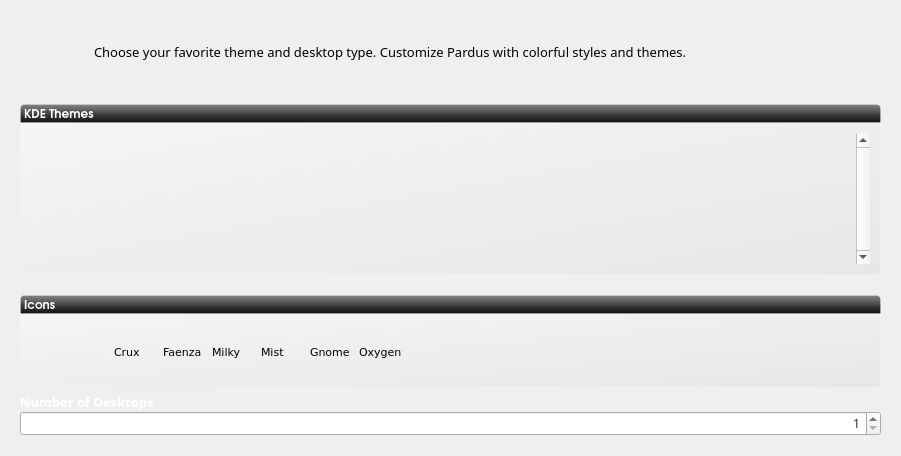
pars-linux/projects, file COMAK/managers/kaptan/ui/ui_scrStyle_gnome.ui: the form before one commit.
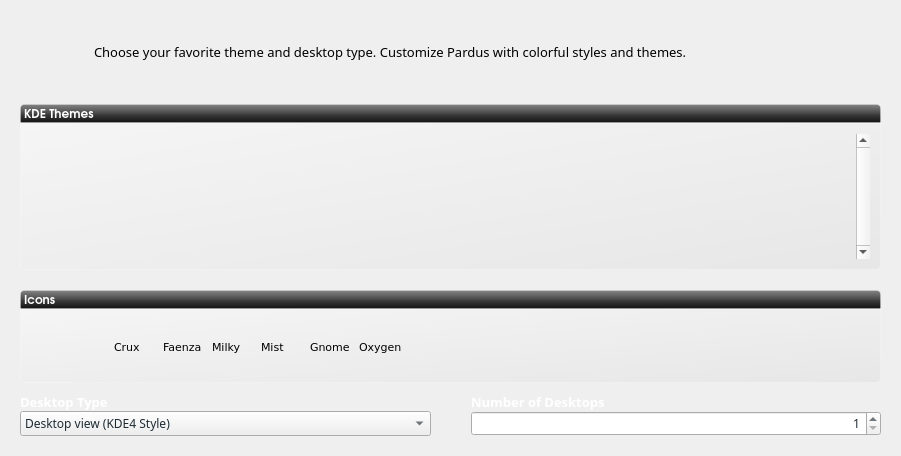
The form after the commit. Icons and pictures are not drawn.

Commit message: gnome ikon tema resimleri icin duzenleme yapildi.

```diff
--- a/COMAK/managers/kaptan/ui/ui_scrStyle_gnome.ui
+++ b/COMAK/managers/kaptan/ui/ui_scrStyle_gnome.ui
@@ -446,28 +446,75 @@
        </layout>
       </widget>
      </item>
-     <item>
-      <spacer name="verticalSpacer_5">
-       <property name="orientation">
-        <enum>Qt::Vertical</enum>
-       </property>
-       <property name="sizeType">
-        <enum>QSizePolicy::Fixed</enum>
-       </property>
-       <property name="sizeHint" stdset="0">
-        <size>
-         <width>20</width>
-         <height>5</height>
-        </size>
-       </property>
-      </spacer>
-     </item>
      <item>
       <layout class="QHBoxLayout" name="horizontalLayout_2"/>
      </item>
     </layout>
    </item>
-   <item row="3" column="0" colspan="2">
+   <item row="5" column="0" colspan="2">
+    <layout class="QHBoxLayout" name="horizontalLayout_3">
+     <item>
+      <layout class="QVBoxLayout" name="verticalLayout_3">
+       <item>
+        <widget class="QLabel" name="labelDesktopType">
+         <property name="font">
+          <font>
+           <family>Sans Serif</family>
+           <pointsize>10</pointsize>
+           <weight>75</weight>
+           <bold>true</bold>
+          </font>
+         </property>
+         <property name="styleSheet">
+          <string notr="true">color: white</string>
+         </property>
+         <property name="text">
+          <string>Desktop Type</string>
+         </property>
+        </widget>
+       </item>
+       <item>
+        <widget class="QComboBox" name="comboBoxDesktopType">
+         <property name="font">
+          <font>
+           <family>Sans Serif</family>
+           <pointsize>9</pointsize>
+          </font>
+         </property>
+         <property name="styleSheet">
+          <string notr="true">color: rgb(30, 43, 51)</string>
+         </property>
+         <item>
+          <property name="text">
+           <string>Desktop view (KDE4 Style)</string>
+          </property>
+         </item>
+         <item>
+          <property name="text">
+           <string>Folder view (KDE3 Style)</string>
+          </property>
+         </item>
+        </widget>
+       </item>
+      </layout>
+     </item>
+     <item>
+      <spacer name="horizontalSpacer_4">
+       <property name="orientation">
+        <enum>Qt::Horizontal</enum>
+       </property>
+       <property name="sizeType">
+        <enum>QSizePolicy::Fixed</enum>
+       </property>
+       <property name="sizeHint" stdset="0">
+        <size>
+         <width>40</width>
+         <height>20</height>
+        </size>
+       </property>
+      </spacer>
+     </item>
+     <item>
     <layout class="QVBoxLayout" name="verticalLayout_2">
      <item>
       <widget class="QLabel" name="labelDesktopNumbers">
@@ -510,6 +557,40 @@
       </widget>
      </item>
     </layout>
+     </item>
+    </layout>
+   </item>
+   <item row="3" column="0">
+    <spacer name="verticalSpacer_6">
+     <property name="orientation">
+      <enum>Qt::Vertical</enum>
+     </property>
+     <property name="sizeType">
+      <enum>QSizePolicy::Fixed</enum>
+     </property>
+     <property name="sizeHint" stdset="0">
+      <size>
+       <width>20</width>
+       <height>5</height>
+      </size>
+     </property>
+    </spacer>
+   </item>
+   <item row="4" column="0">
+    <spacer name="verticalSpacer_5">
+     <property name="orientation">
+      <enum>Qt::Vertical</enum>
+     </property>
+     <property name="sizeType">
+      <enum>QSizePolicy::Fixed</enum>
+     </property>
+     <property name="sizeHint" stdset="0">
+      <size>
+       <width>20</width>
+       <height>5</height>
+      </size>
+     </property>
+    </spacer>
    </item>
   </layout>
  </widget>
```
Left out of the diff: 12 changed lines with no effect on the pictures. Lines whose indentation alone changed are shown as unchanged.
